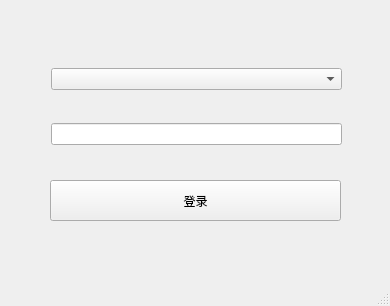
Old version of the form mainwindow.ui in the repository HighBird007/gptDeskTop.
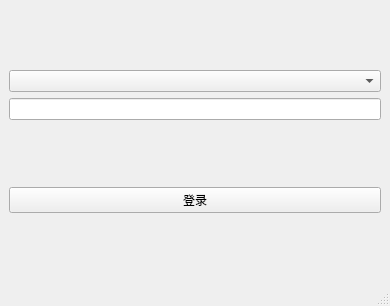
New version of the form. Icons and pictures are not drawn.

Diff of the .ui file:
```diff
--- a/mainwindow.ui
+++ b/mainwindow.ui
@@ -14,20 +14,17 @@
    <string>MainWindow</string>
   </property>
   <widget class="QWidget" name="centralwidget">
-   <widget class="QWidget" name="layoutWidget">
-    <property name="geometry">
-     <rect>
-      <x>51</x>
-      <y>41</y>
-      <width>291</width>
-      <height>131</height>
-     </rect>
-    </property>
+   <layout class="QGridLayout" name="gridLayout">
+    <item row="0" column="0">
     <layout class="QHBoxLayout" name="horizontalLayout">
      <item>
       <layout class="QVBoxLayout" name="verticalLayout_2">
        <item>
-        <widget class="QComboBox" name="comboBox"/>
+         <widget class="QComboBox" name="comboBox">
+          <property name="styleSheet">
+           <string notr="true"/>
+          </property>
+         </widget>
        </item>
        <item>
         <widget class="QLineEdit" name="lineEdit"/>
@@ -35,16 +32,9 @@
       </layout>
      </item>
     </layout>
-   </widget>
+    </item>
+    <item row="1" column="0">
    <widget class="QPushButton" name="loginbutton">
-    <property name="geometry">
-     <rect>
-      <x>50</x>
-      <y>180</y>
-      <width>291</width>
-      <height>41</height>
-     </rect>
-    </property>
     <property name="text">
      <string>登录</string>
     </property>
@@ -53,6 +43,8 @@
       <normaloff>E:/sunormoon/login.png</normaloff>E:/sunormoon/login.png</iconset>
     </property>
    </widget>
+    </item>
+   </layout>
   </widget>
   <widget class="QMenuBar" name="menubar">
    <property name="geometry">
```
Lines whose indentation alone changed are shown as unchanged.
